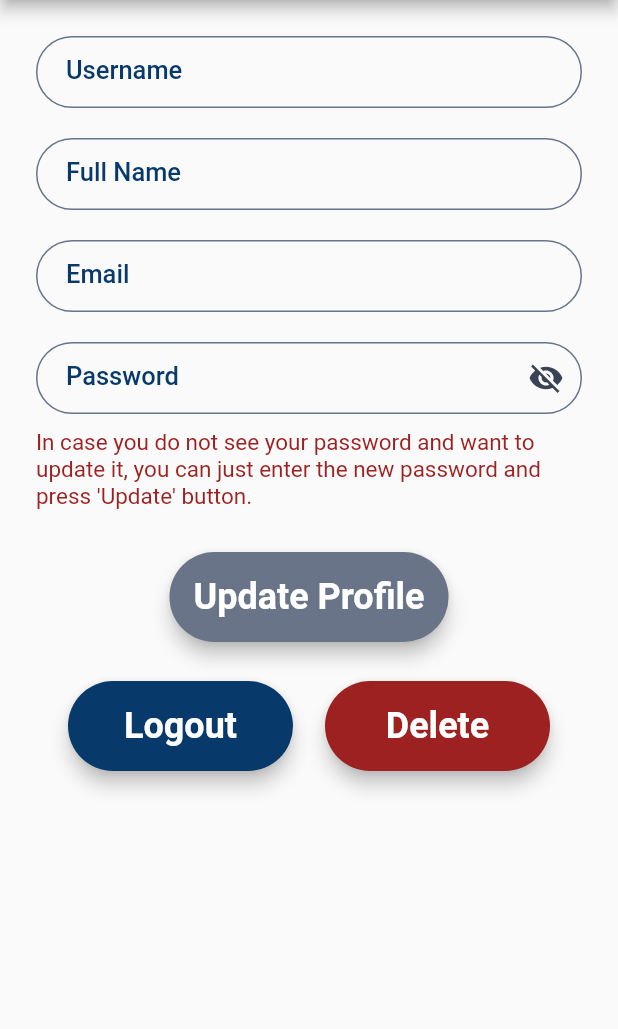
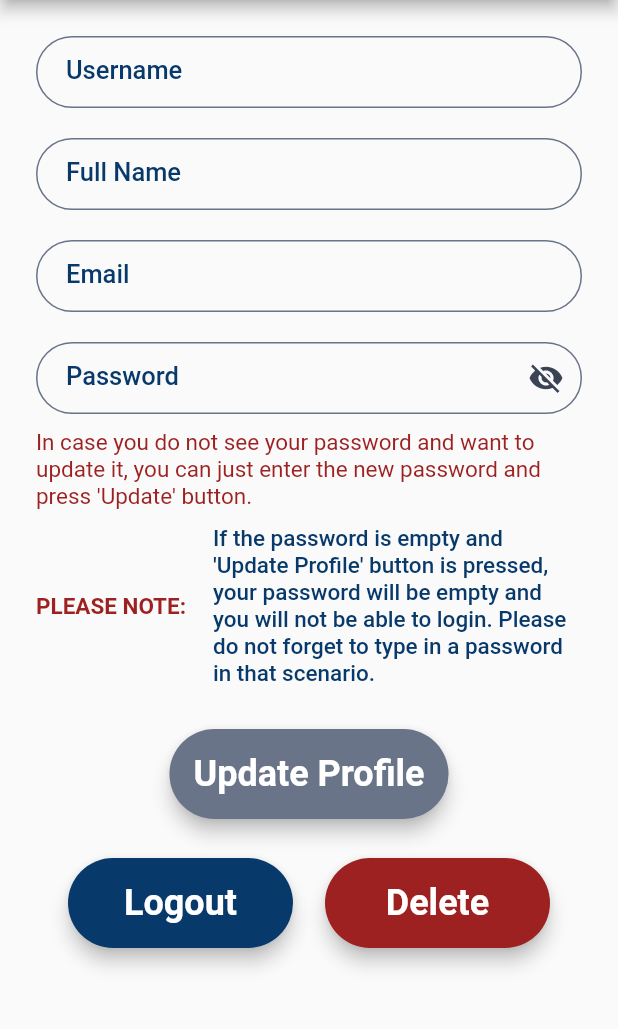
Before and after one commit to aunshpatel/flutter-todo_list, a Flutter app: the ProfilePage screen opened by its route, on a phone screen of 412 x 824 dp, the part 84-1113 px from its top. Run offline on Flutter 3.47's test engine with Material 3 defaults, Android fonts, the phone set to English and light mode, and no system bars; our stand-ins replace flutter_bloc, shared_preferences; accounts and stored records are empty; network calls fail.

Commit message:
Add note text & style

```diff
--- a/lib/screens/profile_page.dart
+++ b/lib/screens/profile_page.dart
@@ -306,6 +306,25 @@ class _ProfilePageState extends State<ProfilePage> {
                     ),
                     const SizedBox(height:10),
                     const Text("In case you do not see your password and want to update it, you can just enter the new password and press 'Update' button.", style: kRegularRedSize15Text),
+                    const SizedBox(height:10),
+                    Row(
+                      crossAxisAlignment: CrossAxisAlignment.center,
+                      children: [
+                        Column(
+                          crossAxisAlignment: CrossAxisAlignment.start,
+                          children: [
+                            const Text("PLEASE NOTE:", style: kRedBoldSize15Text),
+                          ],
+                        ),
+                        const SizedBox(width: 18), // Add some spacing
+                        Expanded(
+                          child: Text(
+                            "If the password is empty and 'Update Profile' button is pressed, your password will be empty and you will not be able to login. Please do not forget to type in a password in that scenario.",
+                            style: kSemiBoldBlueSize15Text,
+                          ),
+                        ),
+                      ],
+                    ),
                     const SizedBox(height:20),
                     RoundedButton(
                       colour:kLightTitleColor,
--- a/lib/screens/widgets/consts.dart
+++ b/lib/screens/widgets/consts.dart
@@ -73,9 +73,15 @@ const kWhiteBoldSize15Text = TextStyle(
   color: Colors.white
 );
 
+const kSemiBoldBlueSize15Text = TextStyle(
+  fontWeight: FontWeight.w500,
+  color: kThemeBlueColor,
+  fontSize: 15,
+);
+
 const kRegularRedSize15Text = TextStyle(
   fontWeight: FontWeight.normal,
-  color: kContinueWithGoogleButton,
+  color: kRedColor,
   fontSize: 15,
 );
 
```
